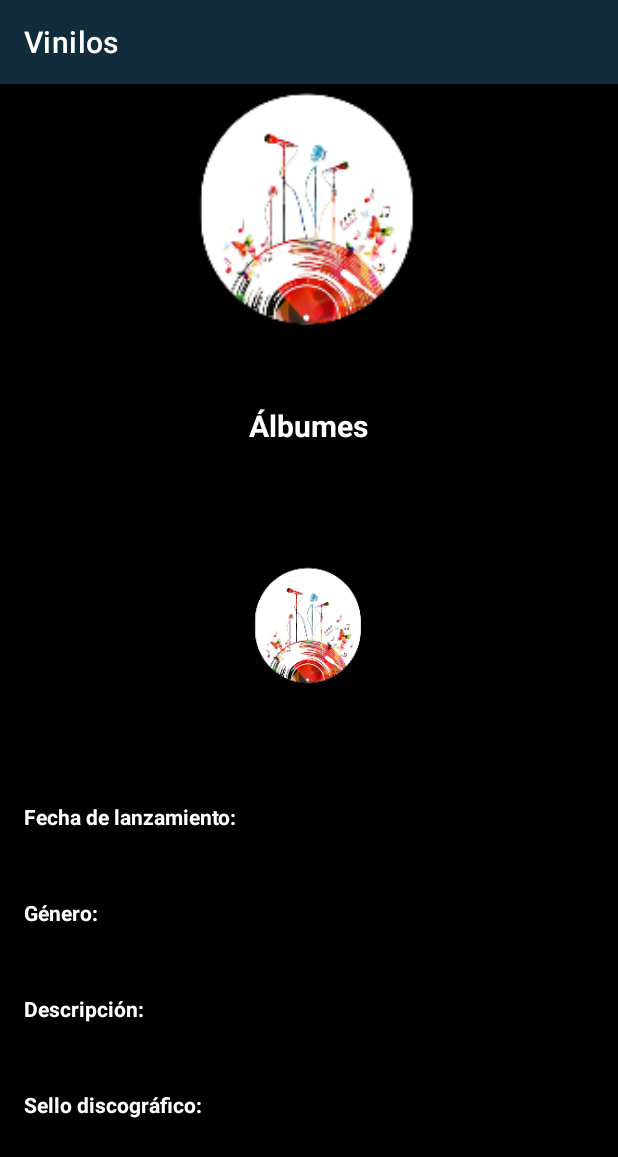
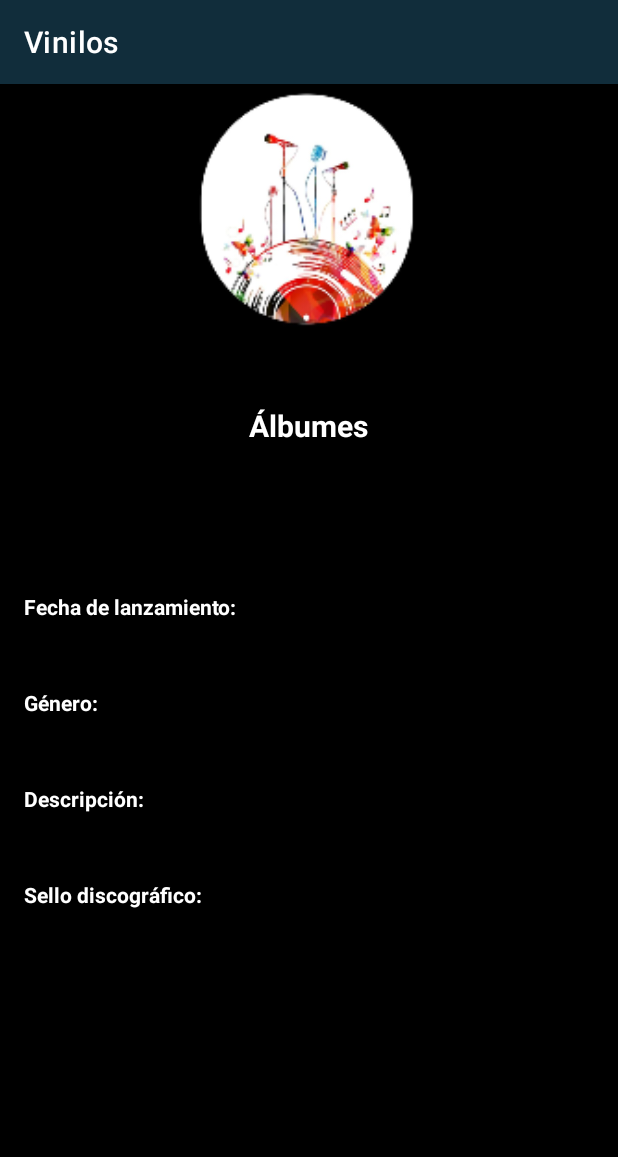
Before and after one commit to MISW-4203-IngenieriaSoftwareMoviles/Vinilos-Grupo, an Android app: the fragment DetailAlbumFragment placed in its activity, on a phone screen of 412 x 824 dp. Shown: the top 1157 px of the screen. Run offline under Robolectric (Android 15) with nearby library versions, the phone set to English and light mode, and no system bars; our stand-ins replace data binding, navigation-ui; 11 statements that could not run were skipped.

Commit message:
Update: ajustes finales visuales

```diff
--- a/app/src/main/res/layout/detail_album_fragment.xml
+++ b/app/src/main/res/layout/detail_album_fragment.xml
@@ -17,13 +17,13 @@
             android:layout_gravity="center_horizontal"
             android:orientation="vertical">
 
-            <ImageView
+            <!--<ImageView
                 android:id="@+id/imageAlbum"
                 android:layout_width="match_parent"
                 android:layout_height="100dp"
                 android:layout_gravity="center_horizontal"
-                android:src="@mipmap/logo_vinilos_foreground"
-                android:layout_marginTop="40dp"/>
+
+                android:layout_marginTop="40dp"/>-->
 
             <TextView
                 android:id="@+id/name_album_det"
@@ -103,7 +103,8 @@
                 android:layout_width="match_parent"
                 android:layout_height="wrap_content"
                 android:text="@{album.recordLabel}"
-                android:textColor="@color/white" />
+                android:textColor="@color/white"
+                android:layout_marginBottom="70dp"/>
 
         </LinearLayout>
 
--- a/app/src/main/res/values-night/themes.xml
+++ b/app/src/main/res/values-night/themes.xml
@@ -2,7 +2,7 @@
     <!-- Base application theme. -->
     <style name="Theme.Vinilos" parent="Theme.MaterialComponents.DayNight.DarkActionBar">
         <!-- Primary brand color. -->
-        <item name="colorPrimary">@color/purple_200</item>
+        <item name="colorPrimary">#112d3b</item>
         <item name="colorPrimaryVariant">@color/purple_700</item>
         <item name="colorOnPrimary">@color/black</item>
         <!-- Secondary brand color. -->
```
